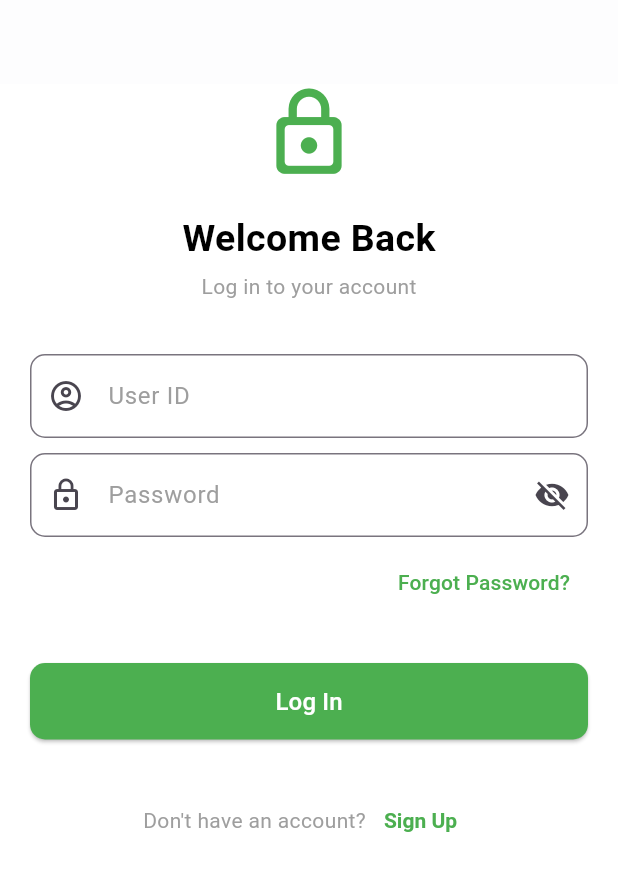
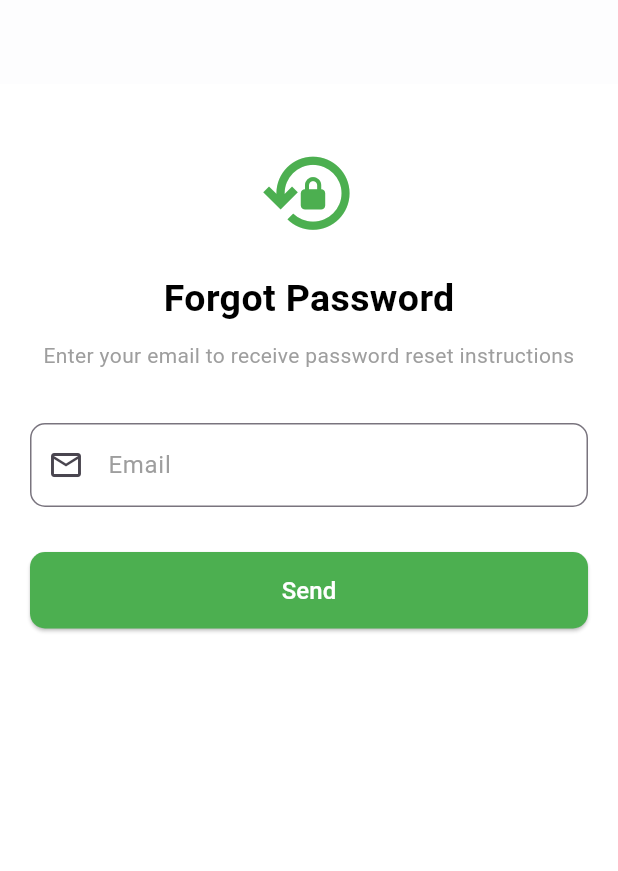
Before and after one commit to hadoopadministrator/todo_app, a Flutter app: the screen it shows after launch, after a tap on "Forgot Password?", on a phone screen of 412 x 824 dp. Shown: the top 871 px of the screen. Run offline on Flutter 3.47's test engine with Material 3 defaults, Android fonts, the phone set to English and light mode, and no system bars; our stand-ins replace get, shared_preferences, sqflite; accounts and stored records are empty.

Commit message:
forgot password screen added

```diff
--- a/lib/main.dart
+++ b/lib/main.dart
@@ -1,11 +1,13 @@
 import 'package:flutter/material.dart';
+import 'package:get/get.dart';
 import 'package:shared_preferences/shared_preferences.dart';
 import 'package:todo/screens/login_screen.dart';
 import 'package:todo/screens/todo_home_screen.dart';
+import 'package:todo/services/api_service.dart';
 
 void main() async {
   WidgetsFlutterBinding.ensureInitialized(); // Required for using SharedPreferences before runApp()
-
+  Get.put(ApiService());
   final prefs = await SharedPreferences.getInstance(); // Check login state
   final isLogin = prefs.getBool('isLogin') ?? false;
   final name = prefs.getString('name') ?? '';
@@ -22,8 +24,8 @@ class MyApp extends StatelessWidget {
   Widget build(BuildContext context) {
     // Navigate to login screen or home screen based on saved login state
 
-    return MaterialApp(
-      home: isLogin ? TodoHomeScreen(name: name) : LoginScreen(),
+    return GetMaterialApp(
+      home:  isLogin ? TodoHomeScreen(name: name) : LoginScreen(),
     );
   }
 }
--- /dev/null
+++ b/lib/screens/forgot_password_screen.dart
@@ -0,0 +1,100 @@
+import 'package:flutter/material.dart';
+import 'package:get/get.dart';
+import 'package:todo/screens/login_screen.dart';
+import 'package:todo/utils/form_validators.dart';
+import 'package:todo/widgets/custom_scaffold.dart';
+import 'package:todo/widgets/custom_text.dart';
+import 'package:todo/widgets/custom_text_form_field.dart';
+
+class ForgotPasswordScreen extends StatefulWidget {
+  const ForgotPasswordScreen({super.key});
+
+  @override
+  State<ForgotPasswordScreen> createState() => _ForgotPasswordScreenState();
+}
+
+class _ForgotPasswordScreenState extends State<ForgotPasswordScreen> {
+  final _formKey = GlobalKey<FormState>();
+  final TextEditingController _emailController = TextEditingController();
+   void _submitForgotPasswordForm() {
+    if (_formKey.currentState!.validate()) {
+      Get.snackbar(
+        'Success',
+        'Password reset instructions would be sent to your email',
+        backgroundColor: Colors.green,
+        colorText: Colors.white,
+      );
+      Get.offAll(()=> LoginScreen());
+    } else {
+      Get.snackbar(
+        'Error',
+        'Please enter a valid email',
+        backgroundColor: Colors.deepPurpleAccent,
+        colorText: Colors.white,
+      );
+    }
+  }
+
+  @override
+  void dispose() {
+    _emailController.dispose();
+    super.dispose();
+  }
+  @override
+  Widget build(BuildContext context) {
+    return CustomScaffold(
+      child: SingleChildScrollView(
+        padding: const EdgeInsets.symmetric(horizontal: 20, vertical: 40),
+        child: Form(
+          key: _formKey,
+          child: Column(
+            children: [
+              Icon(Icons.lock_reset_outlined, color: Colors.green, size: 65),
+              SizedBox(height: 20),
+              CustomText(
+                text: 'Forgot Password',
+                fontSize: 25,
+                fontWeight: FontWeight.bold,
+              ),
+              SizedBox(height: 10),
+              CustomText(
+                text: 'Enter your email to receive password reset instructions',
+                fontSize: 14,
+                color: Colors.grey,
+                textAlign: TextAlign.center,
+              ),
+              SizedBox(height: 35),
+              CustomTextFormField(
+                controller: _emailController,
+                validator: FormValidators.validateEmail,
+                prefixIcon: Icons.email_outlined,
+                labelText: 'Email',
+              ),
+              SizedBox(height: 30),
+              SizedBox(
+                width: double.infinity,
+                child: ElevatedButton(
+                  onPressed: (){
+                    _submitForgotPasswordForm();
+                  },
+                  style: ElevatedButton.styleFrom(
+                    padding: EdgeInsets.symmetric(vertical: 14),
+                    shape: RoundedRectangleBorder(
+                      borderRadius: BorderRadius.circular(10),
+                    ),
+                    backgroundColor: Colors.green,
+                  ),
+                  child: CustomText(
+                    text: 'Send',
+                    color: Colors.white,
+                    fontWeight: FontWeight.w500,
+                  ),
+                ),
+              ),
+            ],
+          ),
+        ),
+      ),
+    );
+  }
+}
--- a/lib/screens/login_screen.dart
+++ b/lib/screens/login_screen.dart
@@ -1,5 +1,7 @@
 import 'package:flutter/material.dart';
+import 'package:get/get.dart';
 import 'package:todo/models/login_request_model.dart';
+import 'package:todo/screens/forgot_password_screen.dart';
 import 'package:todo/screens/sign_up_screen.dart';
 import 'package:todo/services/api_service.dart';
 import 'package:todo/utils/form_validators.dart';
@@ -15,76 +17,49 @@ class LoginScreen extends StatefulWidget {
 }
 
 class _LoginScreenState extends State<LoginScreen> {
-  bool _obscurePassword = true;
-
+  final RxBool _obscurePassword = true.obs;
   void _togglePasswordVisibility() {
-    setState(() {
-      _obscurePassword = !_obscurePassword;
-    });
+    _obscurePassword.value = !_obscurePassword.value;
   }
 
   final _formKey = GlobalKey<FormState>();
-  final TextEditingController userIdController = TextEditingController();
-  final TextEditingController passwordController = TextEditingController();
+  final TextEditingController _userIdController = TextEditingController();
+  final TextEditingController _passwordController = TextEditingController();
+  final ApiService _service = Get.find<ApiService>();
 
-  // ON LOGIN PRESS
+  void _submitLoginForm() async {
+    if (_formKey.currentState!.validate()) {
+      final userId = _userIdController.text.trim();
+      final password = _passwordController.text.trim();
 
-  void _submitLoginForm() {
-    if (_formKey.currentState!.validate()) {
-      final userId = userIdController.text.trim();
-      final password = passwordController.text.trim();
-
-      // Debug logs
-      debugPrint('UserID: $userId');
-      debugPrint('Password: $password');
-      final api = ApiService();
-      api.loginApi(
+      await _service.loginApi(
         loginRequestModel: LoginRequestModel(
           userid: userId,
           password: password,
         ),
-        context: context,
       );
     } else {
-      ScaffoldMessenger.of(context).showSnackBar(
-        const SnackBar(
-          content: Text('Please fix the errors in the form'),
-          backgroundColor: Colors.red,
-        ),
+      Get.snackbar(
+        'Error',
+        'Please fix the errors',
+        backgroundColor: Colors.deepPurpleAccent,
+        colorText: Colors.white,
       );
     }
   }
 
-  // void _home({required String name}) {
-  //   Navigator.pushReplacement(
-  //     context,
-  //     MaterialPageRoute(builder: (context) => TodoHomeScreen(name: name)),
-  //   );
-  // }
-
-  // late final SharedPreferences prefs;
-  // Future<void> _initPrefs() async {
-  //   prefs = await SharedPreferences.getInstance();
-  //   final bool isLogin = prefs.getBool('isLogin') ?? false;
-  //   final String name = prefs.getString('name') ?? '';
-  //   if (isLogin) {
-  //     // Redirect to Home Page
-  //     _home(name: name);
-  //   }
-  // }
-
-  // @override
-  // void initState() {
-  //   super.initState();
-  //   _initPrefs();
-  // }
+  @override
+  void dispose() {
+    _userIdController.dispose();
+    _passwordController.dispose();
+    super.dispose();
+  }
 
   @override
   Widget build(BuildContext context) {
     return CustomScaffold(
       child: SingleChildScrollView(
-        child: Padding(
-          padding: const EdgeInsets.symmetric(horizontal: 20),
+        padding: const EdgeInsets.symmetric(horizontal: 20, vertical: 40),
         child: Form(
           key: _formKey,
           child: Column(
@@ -104,29 +79,31 @@ class _LoginScreenState extends State<LoginScreen> {
               ),
               SizedBox(height: 35),
               CustomTextFormField(
-                  controller: userIdController,
+                controller: _userIdController,
                 validator: FormValidators.validateUserId,
                 prefixIcon: Icons.account_circle_outlined,
                 labelText: 'User ID',
               ),
               SizedBox(height: 10),
-                CustomTextFormField(
-                  controller: passwordController,
+              Obx(
+                () => CustomTextFormField(
+                  controller: _passwordController,
                   validator: FormValidators.validatePassword,
                   prefixIcon: Icons.lock_outline,
                   labelText: 'Password',
-                  suffixIcon: _obscurePassword
+                  suffixIcon: _obscurePassword.value
                       ? Icons.visibility_off
                       : Icons.visibility,
-                  obscureText: _obscurePassword,
+                  obscureText: _obscurePassword.value,
                   onSuffixIconTap: _togglePasswordVisibility,
+                ),
               ),
               SizedBox(height: 6),
               Align(
                 alignment: Alignment.centerRight,
                 child: TextButton(
                   onPressed: () {
-                      // TODO: Implement forgot password navigation
+                    Get.to(() => ForgotPasswordScreen());
                   },
                   style: TextButton.styleFrom(
                     backgroundColor: Colors.white,
@@ -168,12 +145,7 @@ class _LoginScreenState extends State<LoginScreen> {
                   ),
                   TextButton(
                     onPressed: () {
-                        Navigator.push(
-                          context,
-                          MaterialPageRoute(
-                            builder: (context) => SignUpScreen(),
-                          ),
-                        );
+                      Get.to(() => SignUpScreen());
                     },
                     style: TextButton.styleFrom(
                       backgroundColor: Colors.white,
@@ -188,7 +160,6 @@ class _LoginScreenState extends State<LoginScreen> {
           ),
         ),
       ),
-      ),
     );
   }
 }
--- a/pubspec.yaml
+++ b/pubspec.yaml
@@ -39,6 +39,8 @@ dependencies:
   intl: ^0.20.2
   sqflite: ^2.4.2
   path: ^1.9.1
+  get: ^4.7.2
+  flutter_bloc: ^9.1.1
 
 dev_dependencies:
   flutter_test:
```
Also changed, not shown: lib/screens/sign_up_screen.dart (+36 -31 lines), lib/screens/todo_home_screen.dart (+45 -92 lines), lib/services/api_service.dart (+94 -146 lines), pubspec.lock, 1 other file. Lines whose indentation alone changed are shown as unchanged.
